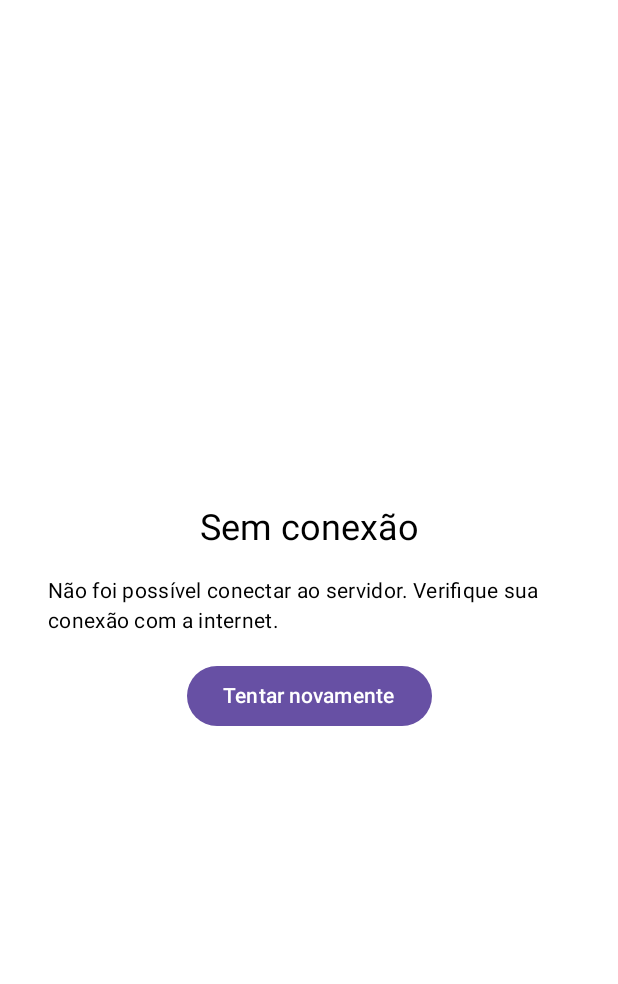
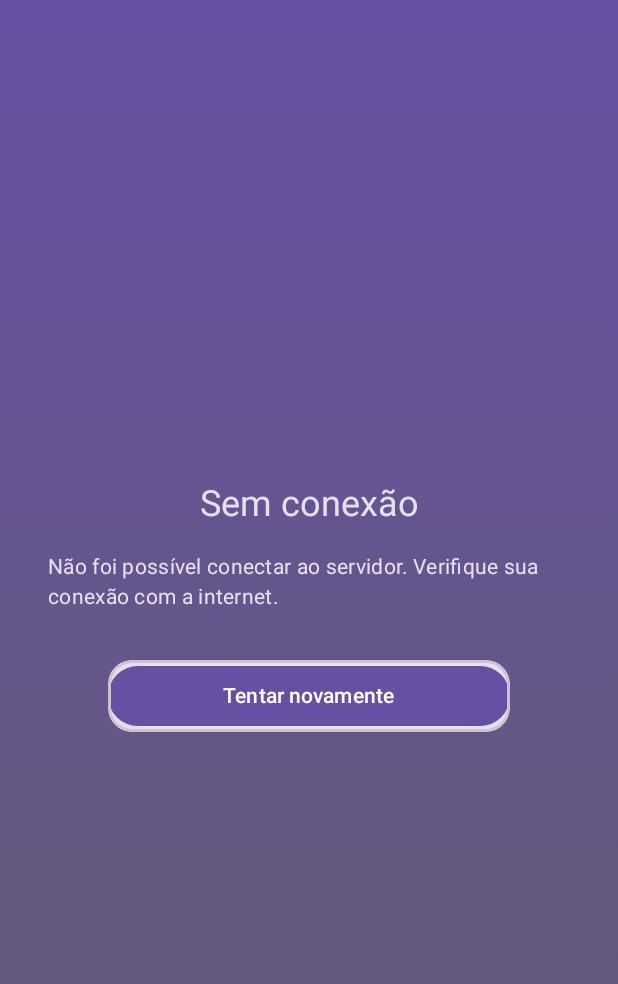
Before and after one commit to FabianoSouzaPereira/volunteer-compose, an Android app built with Jetpack Compose: the @Preview function ShowErrorScreenPreview, on a phone screen of 412 x 824 dp. Shown: the top 984 px of the screen. Run offline under Robolectric (Android 15) with nearby library versions, the phone set to English and light mode, and no system bars; Roboto replaces fonts that are not available here.

Commit message:
changed theme

```diff
--- a/app/src/main/java/com/fabianospdev/volunteerscompose/features/login/presentation/components/ShowErrorScreen.kt
+++ b/app/src/main/java/com/fabianospdev/volunteerscompose/features/login/presentation/components/ShowErrorScreen.kt
@@ -1,21 +1,33 @@
 package com.fabianospdev.volunteerscompose.features.login.presentation.components
 
 import android.util.Log
+import androidx.compose.foundation.BorderStroke
+import androidx.compose.foundation.background
+import androidx.compose.foundation.border
 import androidx.compose.foundation.layout.Arrangement
 import androidx.compose.foundation.layout.Column
 import androidx.compose.foundation.layout.fillMaxSize
 import androidx.compose.foundation.layout.padding
+import androidx.compose.foundation.layout.width
+import androidx.compose.foundation.shape.RoundedCornerShape
 import androidx.compose.material3.Button
+import androidx.compose.material3.ButtonDefaults
 import androidx.compose.material3.MaterialTheme
 import androidx.compose.material3.Text
 import androidx.compose.runtime.Composable
 import androidx.compose.ui.Alignment
 import androidx.compose.ui.Modifier
+import androidx.compose.ui.draw.clip
+import androidx.compose.ui.graphics.Brush
 import androidx.compose.ui.platform.LocalContext
+import androidx.compose.ui.platform.testTag
+import androidx.compose.ui.res.dimensionResource
 import androidx.compose.ui.tooling.preview.Preview
 import androidx.compose.ui.unit.dp
 import androidx.navigation.NavHostController
+import com.fabianospdev.volunteerscompose.R
 import com.fabianospdev.volunteerscompose.core.domain.models.ErrorType
+import com.fabianospdev.volunteerscompose.ui.theme.appGradient
 
 @Composable
 fun ShowErrorScreen(
@@ -25,7 +37,9 @@ fun ShowErrorScreen(
 ) {
     Column(
         modifier = Modifier
+            .testTag("ErrorScreen")
             .fillMaxSize()
+            .background(brush = MaterialTheme.appGradient)
             .padding(32.dp),
         verticalArrangement = Arrangement.Center,
         horizontalAlignment = Alignment.CenterHorizontally
@@ -37,26 +51,48 @@ fun ShowErrorScreen(
                 ErrorType.TIMEOUT -> "Tempo esgotado"
                 else -> "Erro inesperado"
             },
-            style = MaterialTheme.typography.headlineSmall
+            style = MaterialTheme.typography.headlineSmall,
+            color = MaterialTheme.colorScheme.surfaceVariant,
         )
-
         Text(
             text = message,
             style = MaterialTheme.typography.bodyMedium,
+            color = MaterialTheme.colorScheme.surfaceVariant,
             modifier = Modifier.padding(vertical = 16.dp)
         )
-
-        Button(onClick = onRetry) {
+        Button(
+            onClick = onRetry,
+            modifier = Modifier
+                .testTag(tag = "LoginErrorButton")
+                .width(width = dimensionResource(R.dimen.button_width_medium))
+                .padding(all = dimensionResource(R.dimen.button_padding))
+                .clip(shape = RoundedCornerShape(dimensionResource(R.dimen.button_rounded_corner_shape)))
+                .clip(shape = RoundedCornerShape(dimensionResource(R.dimen.button_rounded_corner_shape)))
+                .background(
+                    brush = Brush.verticalGradient(
+                        listOf(
+                            MaterialTheme.colorScheme.surfaceVariant,
+                            MaterialTheme.colorScheme.surfaceVariant
+                        )
+                    )
+                )
+                .border(
+                    BorderStroke(
+                        width = dimensionResource(R.dimen.button_border_size),
+                        color = MaterialTheme.colorScheme.outlineVariant
+                    ),
+                    shape = RoundedCornerShape(dimensionResource(R.dimen.button_rounded_corner_shape))
+                ),
+            contentPadding = ButtonDefaults.ContentPadding
+        ) {
             Text("Tentar novamente")
         }
-        Log.d("ShowLoginError", "Displayed error: $message")
     }
 }
 
 @Preview(showBackground = true)
 @Composable
 fun ShowErrorScreenPreview() {
-    val navController = NavHostController(LocalContext.current)
     ShowErrorScreen(
         type = ErrorType.NETWORK,
         message = "Não foi possível conectar ao servidor. Verifique sua conexão com a internet.",
--- /dev/null
+++ b/app/src/main/java/com/fabianospdev/volunteerscompose/ui/theme/GradientTheme.kt
@@ -0,0 +1,30 @@
+package com.fabianospdev.volunteerscompose.ui.theme
+
+import androidx.compose.material3.MaterialTheme
+import androidx.compose.runtime.Composable
+import androidx.compose.ui.graphics.Brush
+import androidx.compose.ui.graphics.Color
+
+// Main gradient of the app, used in several screens
+val MaterialTheme.appGradient: Brush
+    @Composable
+    get() = Brush.verticalGradient(
+        colors = listOf(
+            colorScheme.primary,
+            colorScheme.secondary
+        )
+    )
+
+// (Optional) Background gradient used in some screens
+val MaterialTheme.backgroundGradient: Brush
+    @Composable
+    get() = Brush.verticalGradient(
+        colors = listOf(
+            colorScheme.surface,
+            colorScheme.primary.copy(alpha = 0.2f)
+        )
+    )
+
+val MaterialTheme.progressIndicatorColor: Color
+    @Composable
+    get() = colorScheme.onPrimary
```
Also changed, not shown: app/src/main/java/com/fabianospdev/volunteerscompose/features/login/presentation/LoginScreen.kt (+4 -9 lines), app/src/main/java/com/fabianospdev/volunteerscompose/features/login/presentation/components/ShowLoginIdle.kt (+15 -13 lines), app/src/main/java/com/fabianospdev/volunteerscompose/features/login/presentation/components/ShowLoginLoading.kt (+9 -2 lines), app/src/main/java/com/fabianospdev/volunteerscompose/features/login/presentation/components/ShowLoginSuccess.kt (+25 -5 lines), gradle/libs.versions.toml (+4 -4 lines), 1 other file.
